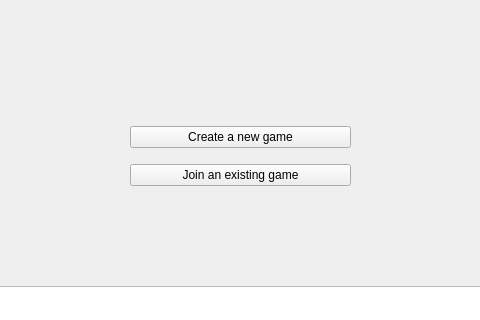
khbminus/fastTyping, file client/src/mainwindow.ui: the form before one commit; both pictures show x 190 to 670 and y 84 to 404 of the 800 by 600 pixel window.
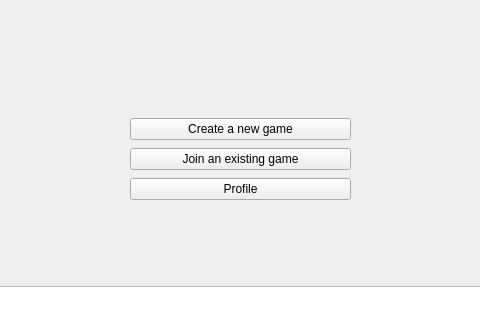
The form after the commit.

Commit message: ProfileWindow first iteration

The edit to the form file:
```diff
--- a/client/src/mainwindow.ui
+++ b/client/src/mainwindow.ui
@@ -20,7 +20,7 @@
                <x>320</x>
                <y>200</y>
                <width>221</width>
-               <height>81</height>
+               <height>89</height>
            </rect>
        </property>
        <layout class="QVBoxLayout" name="verticalLayout">
@@ -38,6 +38,13 @@
                    </property>
                </widget>
            </item>
+           <item>
+               <widget class="QPushButton" name="ProfileButton">
+                   <property name="text">
+                       <string>Profile</string>
+                   </property>
+               </widget>
+           </item>
        </layout>
    </widget>
       <widget class="QTableView" name="layoutView">
```
The commit also changes 7 other files.
